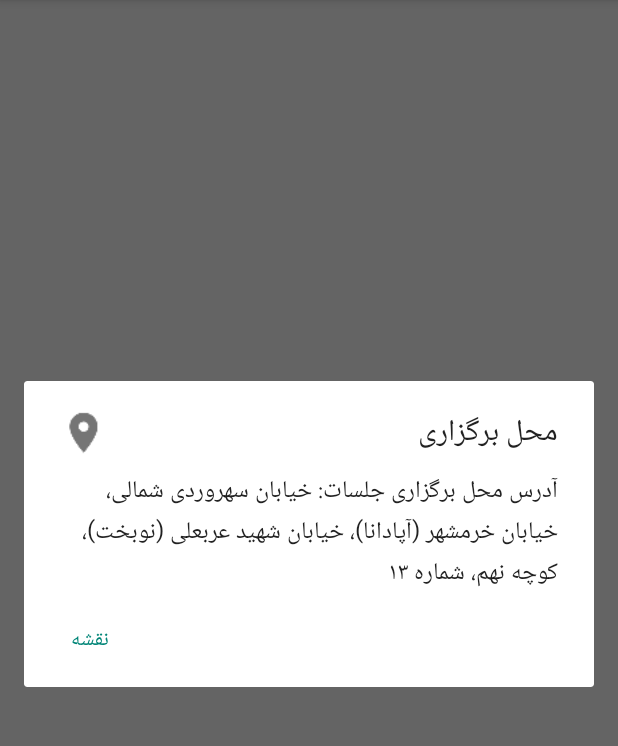
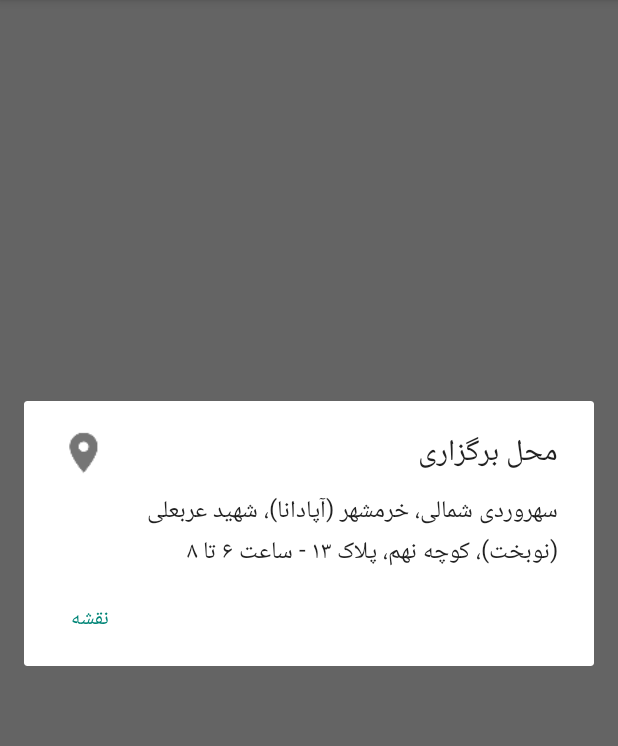
Before and after one commit to behdad222/tehlug_android, an Android app: the screen it shows after launch (MainActivity), after a tap on "محل برگزاری", on a phone screen of 412 x 824 dp, the part 84-830 px from its top. Run offline under Robolectric (Android 15) with nearby library versions, the phone set to English and light mode, and no system bars; libraries missing offline, so code that uses them is left out: com.pkmmte.pkrss; 1 statement that could not run was skipped.

Commit message:
add other action

```diff
--- a/app/src/main/java/org/tehlug/androidApp/RecycleViewAdapter.java
+++ b/app/src/main/java/org/tehlug/androidApp/RecycleViewAdapter.java
@@ -7,7 +7,6 @@ import android.content.Context;
 import android.content.Intent;
 import android.os.Build;
 import android.support.v7.widget.RecyclerView;
-import android.util.Log;
 import android.view.LayoutInflater;
 import android.view.MotionEvent;
 import android.view.View;
@@ -50,7 +49,6 @@ public class RecycleViewAdapter extends RecyclerView.Adapter<RecycleViewAdapter.
             v.setOnTouchListener(this);
             v.setOnLongClickListener(this);
         }
-
 
         @Override
         public void onClick(View view) {
@@ -142,8 +140,7 @@ public class RecycleViewAdapter extends RecyclerView.Adapter<RecycleViewAdapter.
                 .inflate(R.layout.meetings_item, parent, false);
 
 
-        ViewHolder vh = new ViewHolder(v);
-        return vh;
+        return new ViewHolder(v);
     }
 
     @Override
--- a/app/src/main/res/menu/menu_main.xml
+++ b/app/src/main/res/menu/menu_main.xml
@@ -3,8 +3,38 @@
     xmlns:tools="http://schemas.android.com/tools"
     tools:context=".MainActivity">
     <item
-        android:id="@+id/action_more"
-        android:title="@string/action_more"
+        android:id="@+id/about_tehlug"
+        android:title="@string/about_tehlug"
+        android:orderInCategory="100"
+        app:showAsAction="never" />
+
+    <item
+        android:id="@+id/cooperation"
+        android:title="@string/cooperation"
+        android:orderInCategory="100"
+        app:showAsAction="never" />
+
+    <item
+        android:id="@+id/reports"
+        android:title="@string/reports"
+        android:orderInCategory="100"
+        app:showAsAction="never" />
+
+    <item
+        android:id="@+id/news"
+        android:title="@string/news"
+        android:orderInCategory="100"
+        app:showAsAction="never" />
+
+    <item
+        android:id="@+id/others"
+        android:title="@string/others"
+        android:orderInCategory="100"
+        app:showAsAction="never" />
+
+    <item
+        android:id="@+id/organization"
+        android:title="@string/organization"
         android:orderInCategory="100"
         app:showAsAction="never" />
 
--- a/app/src/main/res/values/strings.xml
+++ b/app/src/main/res/values/strings.xml
@@ -16,8 +16,13 @@
     <string name="rssURL">http://tehlug.org/rss.php</string>
     <string name="error">خطا</string>
     <string name="map">نقشه</string>
+    <string name="about_tehlug">تهران‌لاگ</string>
+    <string name="cooperation">همکاری</string>
+    <string name="reports">گزارشات</string>
+    <string name="news">اخبار</string>
+    <string name="others">بقیه</string>
+    <string name="organization">تشکیلات</string>
     <string name="geo">geo: 35.738851, 51.433627</string>
-    <string name="place">آدرس محل برگزاری جلسات: خیابان سهروردی شمالی، خیابان خرمشهر (آپادانا)، خیابان شهید عربعلی (نوبخت)، کوچه نهم، شماره ۱۳</string>
-
+    <string name="place">سهروردی شمالی، خرمشهر (آپادانا)، شهید عربعلی (نوبخت)، کوچه نهم، پلاک ۱۳ - ساعت ۶ تا ۸</string>
 
 </resources>
```
